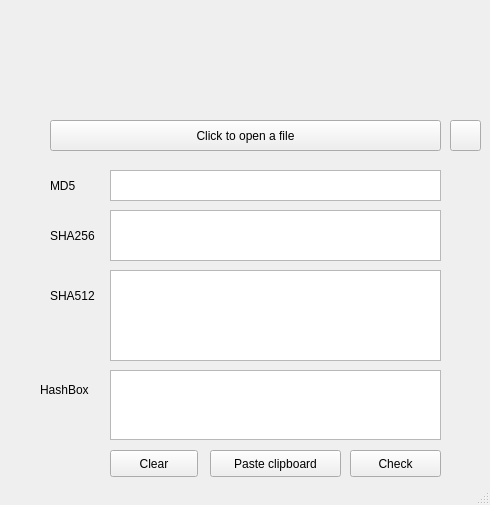
Before: the Qt Designer form ui/MainWindow.ui in Rizwan-Hasan/Hash-Checker-OLD, drawn with Qt 5.
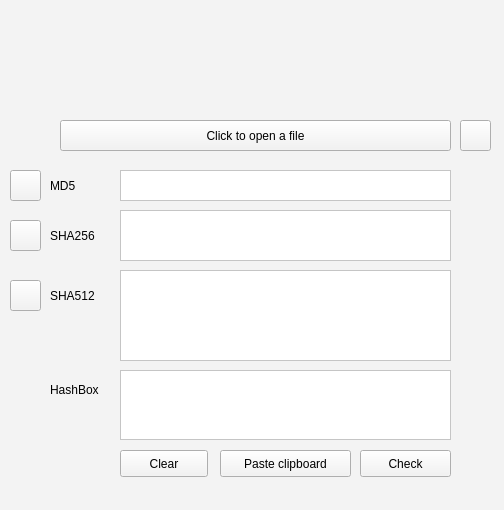
After: the same form once the commit is applied. Icons and pictures are not drawn.

```diff
--- a/ui/MainWindow.ui
+++ b/ui/MainWindow.ui
@@ -6,25 +6,28 @@
    <rect>
     <x>0</x>
     <y>0</y>
-    <width>490</width>
-    <height>505</height>
+    <width>504</width>
+    <height>510</height>
    </rect>
   </property>
   <property name="minimumSize">
    <size>
-    <width>490</width>
-    <height>505</height>
+    <width>504</width>
+    <height>510</height>
    </size>
   </property>
   <property name="maximumSize">
    <size>
-    <width>490</width>
-    <height>505</height>
+    <width>504</width>
+    <height>510</height>
    </size>
   </property>
   <property name="windowTitle">
    <string>MainWindow</string>
   </property>
+  <property name="styleSheet">
+   <string notr="true">background-color: rgb(243, 243, 243);</string>
+  </property>
   <property name="documentMode">
    <bool>false</bool>
   </property>
@@ -32,7 +35,7 @@
    <widget class="QPushButton" name="openFileButton">
     <property name="geometry">
      <rect>
-      <x>50</x>
+      <x>60</x>
       <y>120</y>
       <width>391</width>
       <height>31</height>
@@ -45,7 +48,7 @@
    <widget class="QLabel" name="labelFile">
     <property name="geometry">
      <rect>
-      <x>10</x>
+      <x>20</x>
       <y>120</y>
       <width>31</width>
       <height>31</height>
@@ -67,7 +70,7 @@
    <widget class="QPushButton" name="removeFileButton">
     <property name="geometry">
      <rect>
-      <x>450</x>
+      <x>460</x>
       <y>120</y>
       <width>31</width>
       <height>31</height>
@@ -90,12 +93,15 @@
    <widget class="QTextEdit" name="textBoxMD5">
     <property name="geometry">
      <rect>
-      <x>110</x>
+      <x>120</x>
       <y>170</y>
       <width>331</width>
       <height>31</height>
      </rect>
     </property>
+    <property name="styleSheet">
+     <string notr="true">background-color: rgb(255, 255, 255);</string>
+    </property>
     <property name="lineWrapMode">
      <enum>QTextEdit::WidgetWidth</enum>
     </property>
@@ -125,12 +131,15 @@
    <widget class="QTextEdit" name="textBoxSHA256">
     <property name="geometry">
      <rect>
-      <x>110</x>
+      <x>120</x>
       <y>210</y>
       <width>331</width>
       <height>51</height>
      </rect>
     </property>
+    <property name="styleSheet">
+     <string notr="true">background-color: rgb(255, 255, 255);</string>
+    </property>
     <property name="lineWrapMode">
      <enum>QTextEdit::WidgetWidth</enum>
     </property>
@@ -163,12 +172,15 @@
    <widget class="QTextEdit" name="textBoxSHA512">
     <property name="geometry">
      <rect>
-      <x>110</x>
+      <x>120</x>
       <y>270</y>
       <width>331</width>
       <height>91</height>
      </rect>
     </property>
+    <property name="styleSheet">
+     <string notr="true">background-color: rgb(255, 255, 255);</string>
+    </property>
     <property name="lineWrapMode">
      <enum>QTextEdit::WidgetWidth</enum>
     </property>
@@ -201,7 +213,7 @@
    <widget class="QLabel" name="labelDoneMD5">
     <property name="geometry">
      <rect>
-      <x>450</x>
+      <x>460</x>
       <y>170</y>
       <width>31</width>
       <height>31</height>
@@ -220,7 +232,7 @@
    <widget class="QLabel" name="labelDoneSHA256">
     <property name="geometry">
      <rect>
-      <x>450</x>
+      <x>460</x>
       <y>220</y>
       <width>31</width>
       <height>31</height>
@@ -236,7 +248,7 @@
    <widget class="QLabel" name="labelDoneSHA512">
     <property name="geometry">
      <rect>
-      <x>450</x>
+      <x>460</x>
       <y>270</y>
       <width>31</width>
       <height>31</height>
@@ -252,7 +264,7 @@
    <widget class="QLabel" name="label">
     <property name="geometry">
      <rect>
-      <x>50</x>
+      <x>60</x>
       <y>10</y>
       <width>381</width>
       <height>91</height>
@@ -271,17 +283,20 @@
    <widget class="QTextEdit" name="textBoxCheck">
     <property name="geometry">
      <rect>
-      <x>110</x>
+      <x>120</x>
       <y>370</y>
       <width>331</width>
       <height>70</height>
      </rect>
     </property>
+    <property name="styleSheet">
+     <string notr="true">background-color: rgb(255, 255, 255);</string>
+    </property>
    </widget>
    <widget class="QPushButton" name="clearButton">
     <property name="geometry">
      <rect>
-      <x>110</x>
+      <x>120</x>
       <y>450</y>
       <width>88</width>
       <height>27</height>
@@ -294,7 +309,7 @@
    <widget class="QPushButton" name="clipboardButton">
     <property name="geometry">
      <rect>
-      <x>210</x>
+      <x>220</x>
       <y>450</y>
       <width>131</width>
       <height>27</height>
@@ -307,7 +322,7 @@
    <widget class="QPushButton" name="checkButton">
     <property name="geometry">
      <rect>
-      <x>350</x>
+      <x>360</x>
       <y>450</y>
       <width>91</width>
       <height>27</height>
@@ -320,7 +335,7 @@
    <widget class="QLabel" name="label_2">
     <property name="geometry">
      <rect>
-      <x>40</x>
+      <x>50</x>
       <y>380</y>
       <width>61</width>
       <height>21</height>
@@ -330,6 +345,84 @@
      <string>&lt;html&gt;&lt;head/&gt;&lt;body&gt;&lt;p&gt;HashBox&lt;/p&gt;&lt;/body&gt;&lt;/html&gt;</string>
     </property>
    </widget>
+   <widget class="QPushButton" name="clipboardMD5Button">
+    <property name="geometry">
+     <rect>
+      <x>10</x>
+      <y>170</y>
+      <width>31</width>
+      <height>31</height>
+     </rect>
+    </property>
+    <property name="text">
+     <string/>
+    </property>
+    <property name="icon">
+     <iconset resource="../icons/resources.qrc">
+      <normaloff>:/clipboard/clipboard.png</normaloff>:/clipboard/clipboard.png</iconset>
+    </property>
+    <property name="iconSize">
+     <size>
+      <width>27</width>
+      <height>31</height>
+     </size>
+    </property>
+    <property name="checkable">
+     <bool>false</bool>
+    </property>
+   </widget>
+   <widget class="QPushButton" name="clipboardSHA256Button">
+    <property name="geometry">
+     <rect>
+      <x>10</x>
+      <y>220</y>
+      <width>31</width>
+      <height>31</height>
+     </rect>
+    </property>
+    <property name="text">
+     <string/>
+    </property>
+    <property name="icon">
+     <iconset resource="../icons/resources.qrc">
+      <normaloff>:/clipboard/clipboard.png</normaloff>:/clipboard/clipboard.png</iconset>
+    </property>
+    <property name="iconSize">
+     <size>
+      <width>27</width>
+      <height>31</height>
+     </size>
+    </property>
+    <property name="checkable">
+     <bool>false</bool>
+    </property>
+   </widget>
+   <widget class="QPushButton" name="clipboardSHA512Button">
+    <property name="geometry">
+     <rect>
+      <x>10</x>
+      <y>280</y>
+      <width>31</width>
+      <height>31</height>
+     </rect>
+    </property>
+    <property name="text">
+     <string/>
+    </property>
+    <property name="icon">
+     <iconset resource="../icons/resources.qrc">
+      <normaloff>:/clipboard/clipboard.png</normaloff>:/clipboard/clipboard.png</iconset>
+    </property>
+    <property name="iconSize">
+     <size>
+      <width>27</width>
+      <height>31</height>
+     </size>
+    </property>
+    <property name="checkable">
+     <bool>false</bool>
+    </property>
+   </widget>
   </widget>
   <widget class="QMenuBar" name="menubar">
    <property name="geometry">
```
Left out of the diff: 4 changed lines with no effect on the pictures.
